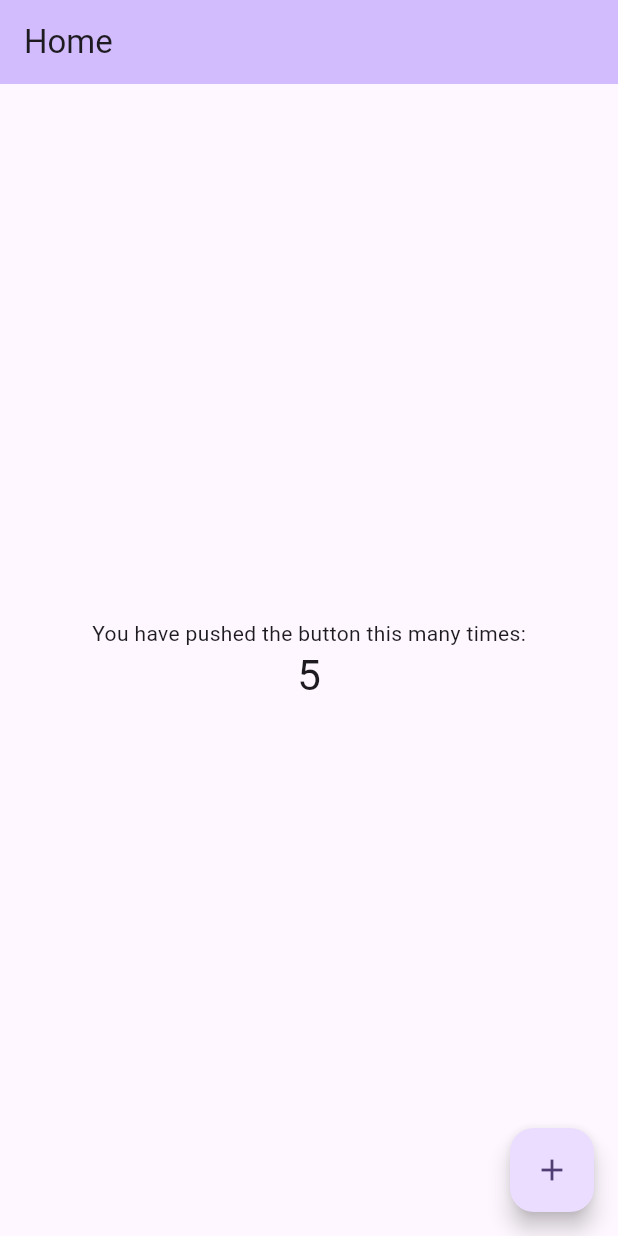
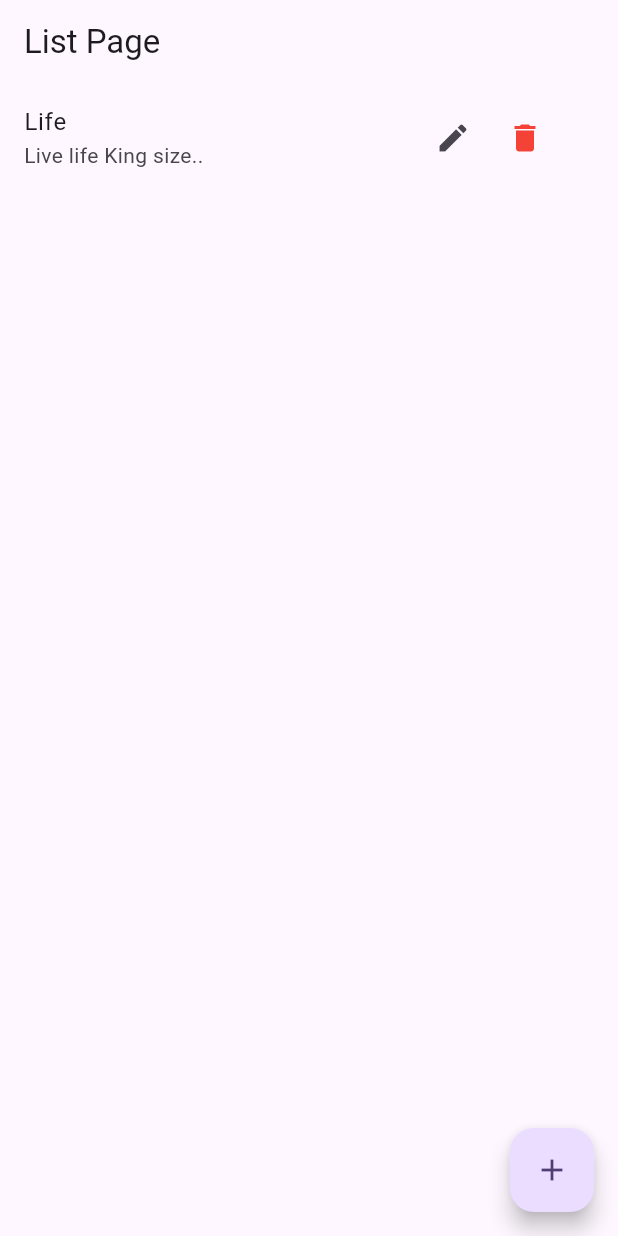
Before and after one commit to raunak2909/bloc_exp_378, a Flutter app: the screen it shows after launch, after a tap on the "add" icon, on a phone screen of 412 x 824 dp. Run offline on Flutter 3.47's test engine with Material 3 defaults, Android fonts, the phone set to English and light mode, and no system bars; our stand-ins replace flutter_bloc.

Commit message:
list with bloc

```diff
--- /dev/null
+++ b/lib/Lbloc/list_bloc.dart
@@ -0,0 +1,33 @@
+import 'package:bloc_exp_378/Lbloc/list_event.dart';
+import 'package:bloc_exp_378/Lbloc/list_state.dart';
+import 'package:flutter_bloc/flutter_bloc.dart';
+
+class ListBloc extends Bloc<ListEvent, ListState>{
+
+  ListBloc() : super(ListState(mData: [])){
+
+    on<AddMapEvent>((event, emit){
+      List<Map<String, dynamic>> currentStateValue = state.mData;
+      currentStateValue.add(event.data);
+
+      emit(ListState(mData: currentStateValue));
+    });
+
+
+    on<UpdateMapEvent>((event, emit){
+      List<Map<String, dynamic>> currentStateValue = state.mData;
+      currentStateValue[event.index] = event.data;
+
+      emit(ListState(mData: currentStateValue));
+    });
+
+    on<DeleteMapEvent>((event, emit){
+      List<Map<String, dynamic>> currentStateValue = state.mData;
+      currentStateValue.removeAt(event.index);
+
+      emit(ListState(mData: currentStateValue));
+    });
+
+  }
+
+}
--- /dev/null
+++ b/lib/Lbloc/list_event.dart
@@ -0,0 +1,17 @@
+abstract class ListEvent{}
+
+class AddMapEvent extends ListEvent{
+  Map<String, dynamic> data;
+  AddMapEvent({required this.data});
+}
+
+class UpdateMapEvent extends ListEvent{
+  Map<String, dynamic> data;
+  int index;
+  UpdateMapEvent({required this.data, required this.index});
+}
+
+class DeleteMapEvent extends ListEvent{
+  int index;
+  DeleteMapEvent({required this.index});
+}
--- /dev/null
+++ b/lib/Lbloc/list_state.dart
@@ -0,0 +1,4 @@
+class ListState{
+  List<Map<String, dynamic>> mData;
+  ListState({required this.mData});
+}
--- /dev/null
+++ b/lib/list_page.dart
@@ -0,0 +1,52 @@
+import 'package:bloc_exp_378/Lbloc/list_bloc.dart';
+import 'package:bloc_exp_378/Lbloc/list_event.dart';
+import 'package:bloc_exp_378/Lbloc/list_state.dart';
+import 'package:flutter/material.dart';
+import 'package:flutter_bloc/flutter_bloc.dart';
+
+class ListPage extends StatelessWidget {
+  const ListPage({super.key});
+
+  @override
+  Widget build(BuildContext context) {
+    return Scaffold(
+      appBar: AppBar(
+        title: Text('List Page'),
+      ),
+      body: BlocBuilder<ListBloc, ListState>(builder: (_, state) {
+        return state.mData.isNotEmpty ? ListView.builder(
+          itemCount: state.mData.length,
+            itemBuilder: (_, index) {
+
+              return ListTile(
+                title: Text(state.mData[index]['title']),
+                subtitle: Text(state.mData[index]['desc']),
+                trailing: SizedBox(
+                  width: 110,
+                  child: Row(
+                    children: [
+                      IconButton(onPressed: (){
+                        context.read<ListBloc>().add(UpdateMapEvent(data: {
+                          "title" : "Updated title",
+                          "desc" : "Updated desc"
+                        }, index: index));
+                      }, icon: Icon(Icons.edit)),
+                      IconButton(onPressed: (){
+                        context.read<ListBloc>().add(DeleteMapEvent(index: index));
+                      }, icon: Icon(Icons.delete, color: Colors.red,)),
+                    ],
+                  ),
+                ),
+              );
+
+            }) : Center(child: Text('No Data yet..'),);
+      }),
+      floatingActionButton: FloatingActionButton(onPressed: () {
+        context.read<ListBloc>().add(AddMapEvent(data: {
+          "title": "Life",
+          "desc": "Live life King size..",
+        }));
+      }, child: Icon(Icons.add),),
+    );
+  }
+}
--- a/lib/main.dart
+++ b/lib/main.dart
@@ -1,7 +1,10 @@
+import 'package:bloc_exp_378/Lbloc/list_bloc.dart';
 import 'package:bloc_exp_378/bloc/counter_bloc.dart';
 import 'package:bloc_exp_378/bloc/counter_event.dart';
 import 'package:flutter/material.dart';
 import 'package:flutter_bloc/flutter_bloc.dart';
+
+import 'list_page.dart';
 
 void main() {
   runApp(const MyApp());
@@ -19,8 +22,8 @@
         colorScheme: ColorScheme.fromSeed(seedColor: Colors.deepPurple),
       ),
       home: BlocProvider(
-        create: (context) => CounterBloc(),
-        child: MyHomePage(),
+        create: (context) => ListBloc(),
+        child: ListPage(),
       ),
     );
   }
```
